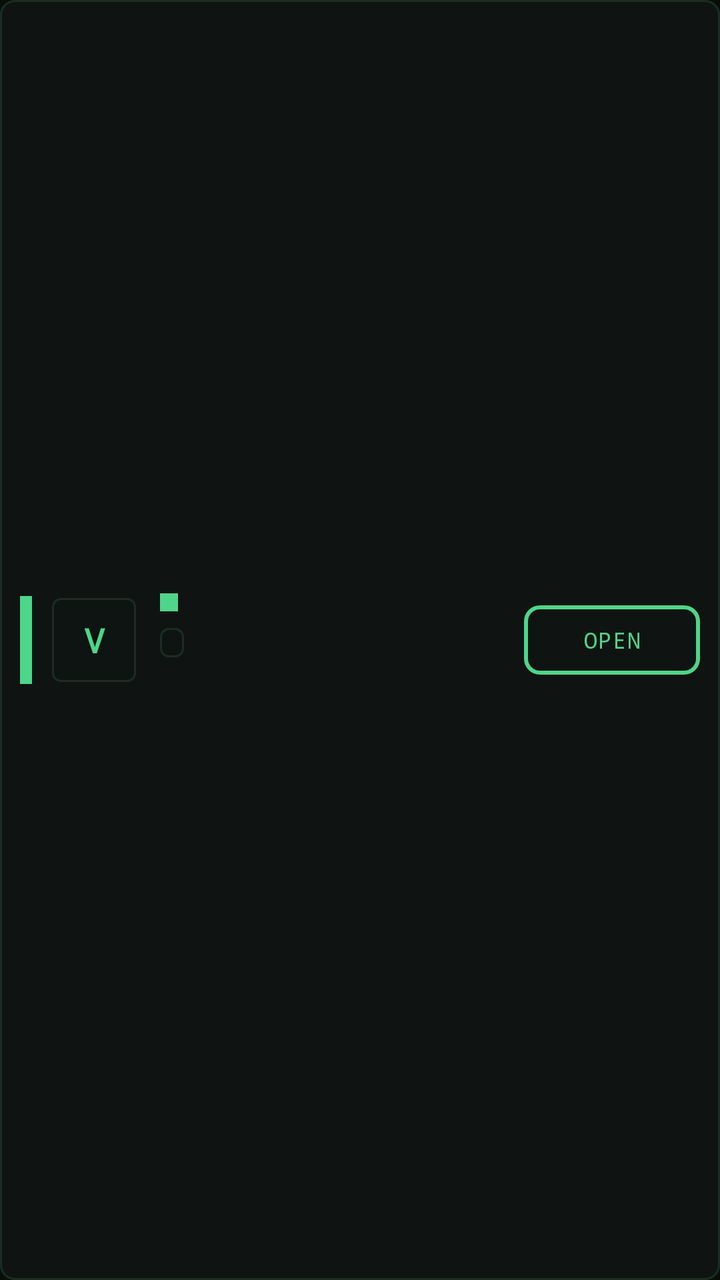
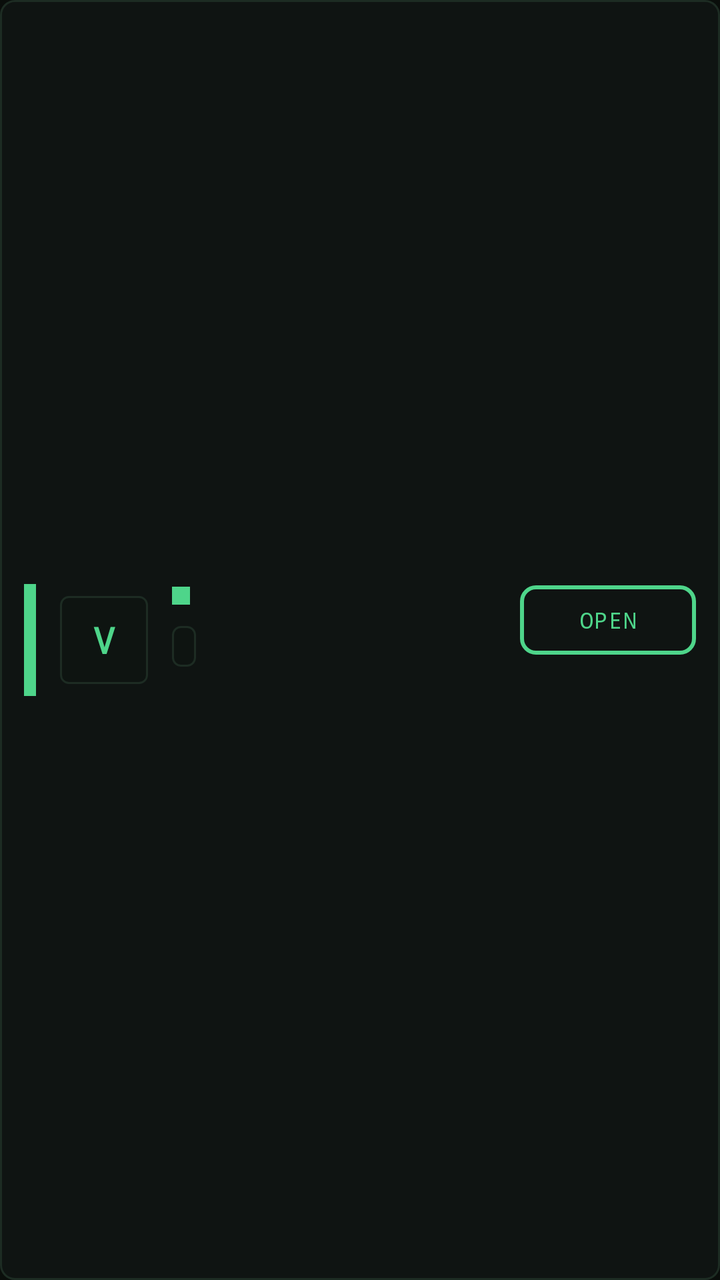

Compare the two renders of this Android layout. The source of the first and the diff that turns it into the second are given below.
<!-- AndroidManifest.xml: application theme Theme.LocalView -->
<!-- res/layout/item_project.xml -->
<?xml version="1.0" encoding="utf-8"?>
<LinearLayout xmlns:android="http://schemas.android.com/apk/res/android"
    android:layout_width="match_parent"
    android:layout_height="wrap_content"
    android:background="@drawable/lv_card"
    android:gravity="center_vertical"
    android:orientation="horizontal"
    android:padding="10dp">

    <View
        android:id="@+id/stripe"
        android:layout_width="6dp"
        android:layout_height="44dp"
        android:background="@color/lv_acc" />

    <TextView
        android:id="@+id/avatar"
        android:layout_width="42dp"
        android:layout_height="42dp"
        android:layout_marginStart="10dp"
        android:background="@drawable/lv_chip"
        android:fontFamily="monospace"
        android:gravity="center"
        android:text="V"
        android:textColor="@color/lv_acc"
        android:textSize="17sp"
        android:textStyle="bold" />

    <LinearLayout
        android:layout_width="0dp"
        android:layout_height="wrap_content"
        android:layout_weight="1"
        android:orientation="vertical"
        android:paddingStart="12dp"
        android:paddingEnd="8dp">

        <LinearLayout
            android:layout_width="wrap_content"
            android:layout_height="wrap_content"
            android:gravity="center_vertical"
            android:orientation="horizontal">

            <View
                android:id="@+id/dot"
                android:layout_width="9dp"
                android:layout_height="9dp"
                android:background="@color/lv_acc" />

            <TextView
                android:id="@+id/pName"
                android:layout_width="wrap_content"
                android:layout_height="wrap_content"
                android:layout_marginStart="8dp"
                android:fontFamily="monospace"
                android:textColor="@color/lv_txt"
                android:textSize="13sp" />
        </LinearLayout>

        <TextView
            android:id="@+id/pUrl"
            android:layout_width="wrap_content"
            android:layout_height="wrap_content"
            android:layout_marginTop="4dp"
            android:background="@drawable/lv_chip"
            android:fontFamily="monospace"
            android:paddingLeft="6dp"
            android:paddingRight="6dp"
            android:textColor="@color/lv_acc"
            android:textSize="11sp" />

        <TextView
            android:id="@+id/pState"
            android:layout_width="wrap_content"
            android:layout_height="wrap_content"
            android:layout_marginTop="4dp"
            android:fontFamily="monospace"
            android:textColor="@color/lv_mut"
            android:textSize="11sp" />
    </LinearLayout>

    <Button
        android:id="@+id/pOpen"
        style="@style/Widget.LocalView.GhostButton"
        android:layout_width="wrap_content"
        android:layout_height="wrap_content"
        android:text="Open" />
</LinearLayout>
<!-- resources referenced by this layout -->
<resources>
  <color name="lv_acc">#4ED58A</color>
  <color name="lv_mut">#8FA895</color>
  <color name="lv_txt">#E2EFE6</color>
  <!-- drawable lv_card (drawable) -->
  <?xml version="1.0" encoding="utf-8"?>
  <shape xmlns:android="http://schemas.android.com/apk/res/android" android:shape="rectangle">
      <solid android:color="@color/lv_panel" />
      <stroke android:width="1dp" android:color="@color/lv_line_faint" />
      <corners android:radius="7dp" />
  </shape>
  <!-- drawable lv_chip (drawable) -->
  <?xml version="1.0" encoding="utf-8"?>
  <shape xmlns:android="http://schemas.android.com/apk/res/android" android:shape="rectangle">
      <solid android:color="@color/lv_field" />
      <stroke android:width="1dp" android:color="@color/lv_line_faint" />
      <corners android:radius="4dp" />
  </shape>
  <style name="Widget.LocalView.GhostButton" parent="Widget.AppCompat.Button">
          <item name="android:background">@drawable/lv_btn_ghost</item>
          <item name="android:textColor">@color/lv_acc</item>
          <item name="android:fontFamily">monospace</item>
          <item name="android:textAllCaps">true</item>
          <item name="android:textSize">11sp</item>
          <item name="android:letterSpacing">0.05</item>
          <item name="android:minHeight">0dp</item>
          <item name="android:paddingLeft">12dp</item>
          <item name="android:paddingRight">12dp</item>
      </style>
  <style name="Theme.LocalView" parent="Theme.MaterialComponents.NoActionBar">
          <item name="colorPrimary">@color/lv_acc</item>
          <item name="colorPrimaryVariant">@color/lv_acc_dim</item>
          <item name="colorOnPrimary">@color/lv_ink</item>
          <item name="colorSurface">@color/lv_panel</item>
          <item name="colorOnSurface">@color/lv_txt</item>
          <item name="android:windowBackground">@color/lv_bg</item>
          <item name="android:textColor">@color/lv_txt</item>
          <item name="android:textColorHint">@color/lv_mut2</item>
          <item name="alertDialogTheme">@style/Theme.LocalView.Dialog</item>
          <item name="bottomSheetDialogTheme">@style/Theme.LocalView.BottomSheet</item>
      </style>
  <color name="lv_panel">#0F1412</color>
  <color name="lv_line_faint">#1D2C23</color>
  <color name="lv_field">#0E1411</color>
  <!-- drawable lv_btn_ghost (drawable) -->
  <?xml version="1.0" encoding="utf-8"?>
  <shape xmlns:android="http://schemas.android.com/apk/res/android" android:shape="rectangle">
      <solid android:color="@android:color/transparent" />
      <stroke android:width="2dp" android:color="@color/lv_acc" />
      <corners android:radius="7dp" />
  </shape>
  <color name="lv_acc_dim">#2C7A52</color>
  <color name="lv_ink">#07120C</color>
  <color name="lv_bg">#0A0E0B</color>
  <color name="lv_mut2">#5C7163</color>
  <style name="Theme.LocalView.Dialog" parent="ThemeOverlay.MaterialComponents.Dialog">
          <item name="colorSurface">@color/lv_panel2</item>
          <item name="android:textColor">@color/lv_txt</item>
          <item name="buttonBarPositiveButtonStyle">@style/Widget.LocalView.GhostButton</item>
          <item name="buttonBarNegativeButtonStyle">@style/Widget.LocalView.GhostButton</item>
      </style>
  <style name="Theme.LocalView.BottomSheet" parent="ThemeOverlay.MaterialComponents.BottomSheetDialog">
          <item name="bottomSheetStyle">@style/Widget.LocalView.BottomSheet</item>
      </style>
  <color name="lv_panel2">#141B17</color>
  <style name="Widget.LocalView.BottomSheet" parent="Widget.MaterialComponents.BottomSheet.Modal">
          <item name="android:background">@drawable/lv_card</item>
      </style>
</resources>

<!-- the commit's change to res/layout/item_project.xml (unified diff, before → after) -->
@@ -2,28 +2,29 @@
 <LinearLayout xmlns:android="http://schemas.android.com/apk/res/android"
     android:layout_width="match_parent"
     android:layout_height="wrap_content"
+    android:layout_marginBottom="10dp"
     android:background="@drawable/lv_card"
     android:gravity="center_vertical"
     android:orientation="horizontal"
-    android:padding="10dp">
+    android:padding="12dp">
 
     <View
         android:id="@+id/stripe"
         android:layout_width="6dp"
-        android:layout_height="44dp"
+        android:layout_height="56dp"
         android:background="@color/lv_acc" />
 
     <TextView
         android:id="@+id/avatar"
-        android:layout_width="42dp"
-        android:layout_height="42dp"
-        android:layout_marginStart="10dp"
+        android:layout_width="44dp"
+        android:layout_height="44dp"
+        android:layout_marginStart="12dp"
         android:background="@drawable/lv_chip"
         android:fontFamily="monospace"
         android:gravity="center"
         android:text="V"
         android:textColor="@color/lv_acc"
-        android:textSize="17sp"
+        android:textSize="18sp"
         android:textStyle="bold" />
 
     <LinearLayout
@@ -32,7 +33,7 @@
         android:layout_weight="1"
         android:orientation="vertical"
         android:paddingStart="12dp"
-        android:paddingEnd="8dp">
+        android:paddingEnd="10dp">
 
         <LinearLayout
             android:layout_width="wrap_content"
@@ -53,23 +54,26 @@
                 android:layout_marginStart="8dp"
                 android:fontFamily="monospace"
                 android:textColor="@color/lv_txt"
-                android:textSize="13sp" />
+                android:textSize="15sp"
+                android:textStyle="bold" />
         </LinearLayout>
 
         <TextView
             android:id="@+id/pUrl"
             android:layout_width="wrap_content"
             android:layout_height="wrap_content"
-            android:layout_marginTop="4dp"
+            android:layout_marginTop="5dp"
             android:background="@drawable/lv_chip"
             android:fontFamily="monospace"
             android:paddingLeft="6dp"
             android:paddingRight="6dp"
+            android:paddingTop="2dp"
+            android:paddingBottom="2dp"
             android:textColor="@color/lv_acc"
-            android:textSize="11sp" />
+            android:textSize="12sp" />
 
         <TextView
-            android:id="@+id/pState"
+            android:id="@+id/pDesc"
             android:layout_width="wrap_content"
             android:layout_height="wrap_content"
             android:layout_marginTop="4dp"
@@ -78,10 +82,28 @@
             android:textSize="11sp" />
     </LinearLayout>
 
-    <Button
-        android:id="@+id/pOpen"
-        style="@style/Widget.LocalView.GhostButton"
+    <LinearLayout
         android:layout_width="wrap_content"
         android:layout_height="wrap_content"
-        android:text="Open" />
+        android:orientation="vertical">
+
+        <Button
+            android:id="@+id/pOpen"
+            style="@style/Widget.LocalView.GhostButton"
+            android:layout_width="wrap_content"
+            android:layout_height="wrap_content"
+            xmlns:app="http://schemas.android.com/apk/res-auto"
+            app:backgroundTint="@null"
+            android:text="Open" />
+
+        <TextView
+            android:id="@+id/pState"
+            android:layout_width="wrap_content"
+            android:layout_height="wrap_content"
+            android:layout_gravity="center_horizontal"
+            android:layout_marginTop="6dp"
+            android:fontFamily="monospace"
+            android:textColor="@color/lv_mut"
+            android:textSize="10sp" />
+    </LinearLayout>
 </LinearLayout>
